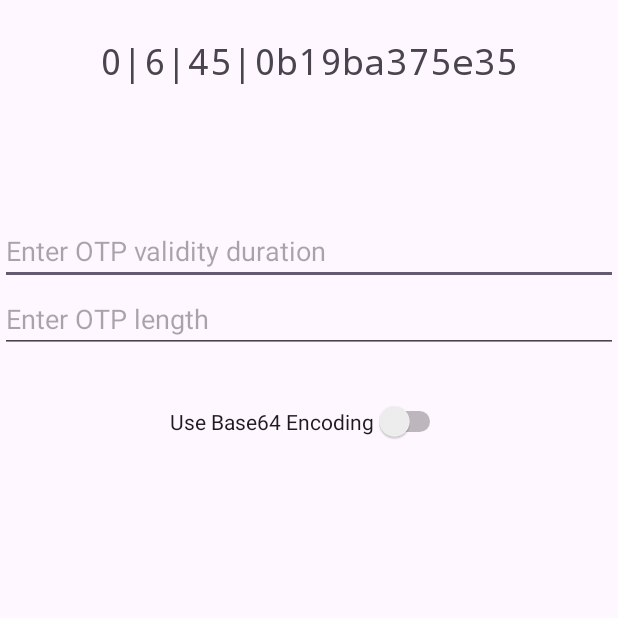
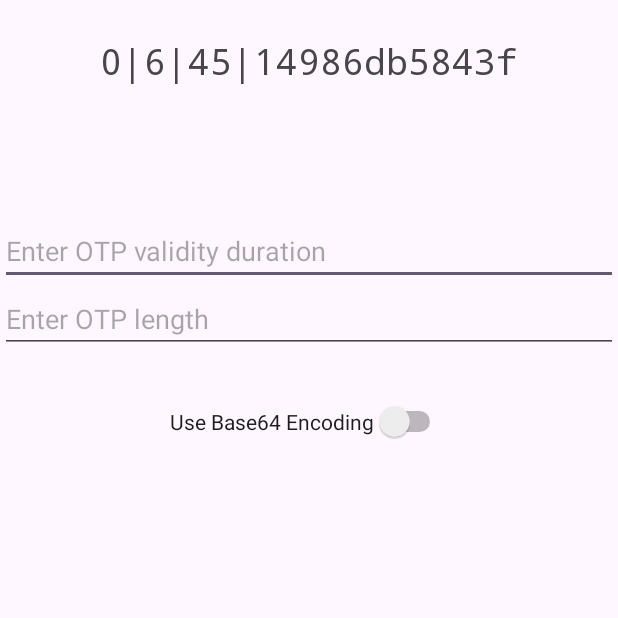
Before and after one commit to alheijn/OneTimePasswordGenerator, an Android app: the screen it shows after launch (MainActivity), after a tap on "Start", on a phone screen of 412 x 824 dp, the top half of it. Run offline under Robolectric (Android 15) with nearby library versions, the phone set to English and light mode, and no system bars.

```diff
--- a/app/src/main/java/net/G03/otpgenerator/MainActivity.java
+++ b/app/src/main/java/net/G03/otpgenerator/MainActivity.java
@@ -90,7 +90,7 @@ public class MainActivity extends AppCompatActivity {
             try {
                 // Initialize the AES cipher
                 // use AES encryption with ECB mode and no padding --> will produce the same result as the "server"
-                aes = Cipher.getInstance("AES/ECB/PKCS5Padding");
+                aes = Cipher.getInstance("AES/ECB/NoPadding");
                 SecretKeySpec aesKey = new SecretKeySpec(key, "AES");
                 aes.init(Cipher.ENCRYPT_MODE, aesKey);
             } catch (Exception e) {
@@ -127,6 +127,8 @@ public class MainActivity extends AppCompatActivity {
             // in sum: 1 + 1 + 1 + 8 = 11 bytes
 
             // Add padding to the OTP data (at least 5 bytes) --> done automatically by PKCS5Padding
+            otpData.put(new byte[5]);       // 5 bytes
+
 
             byte[] otpBytes = otpData.array();
 
```
